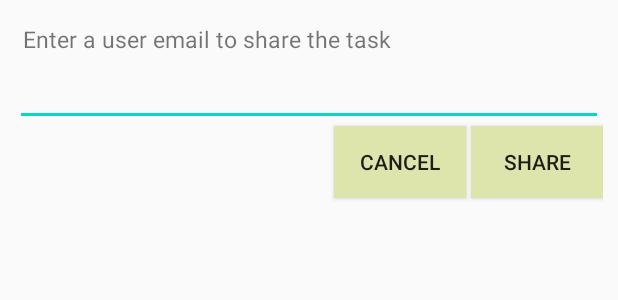
After one commit to sapirmadmon/RemindMe, an Android app: the layout dialog_share_task.xml on its own in the app's theme, with its tools: preview values and no code run, on a phone screen of 412 x 824 dp. The commit adds this screen. Shown: the top 300 px of the screen. Run offline under Robolectric (Android 15) with nearby library versions, the phone set to English and light mode, and no system bars.

Commit message:
Add a task-sharing dialog

```diff
--- a/app/src/main/java/com/example/remindme/MainFragment.java
+++ b/app/src/main/java/com/example/remindme/MainFragment.java
@@ -79,7 +79,6 @@ public class MainFragment extends Fragment {
             }
         });
 
-       // fab = (FloatingActionButton) view.findViewById(R.id.fab);
 
         pageAdapter = new PageAdapter(getParentFragmentManager(), tabLayout.getTabCount());
         viewPager.setAdapter(pageAdapter);
--- /dev/null
+++ b/app/src/main/res/layout/dialog_share_task.xml
@@ -0,0 +1,56 @@
+<?xml version="1.0" encoding="utf-8"?>
+<RelativeLayout xmlns:android="http://schemas.android.com/apk/res/android"
+    android:id="@+id/dialog"
+    android:layout_width="match_parent"
+    android:layout_height="match_parent"
+    android:padding="10dp">
+
+    <TextView
+        android:id="@+id/dialog_title"
+        android:layout_width="match_parent"
+        android:layout_height="wrap_content"
+        android:text="@string/text_enter_email_to_share"
+        android:padding="5dp"
+        android:textSize="15dp"
+        />
+
+    <EditText
+        android:id="@+id/et_email"
+        android:layout_width="match_parent"
+        android:layout_height="wrap_content"
+        android:textSize="15dp"
+        android:layout_below="@id/dialog_title"
+        />
+
+    <TextView
+        android:id="@+id/textView_error"
+        android:layout_width="match_parent"
+        android:layout_height="wrap_content"
+        android:padding="5dp"
+        android:textColor="#FF0000"
+        android:text="error"
+        android:visibility="gone"
+        android:layout_below="@id/et_email"
+        android:textSize="15dp" />
+
+    <Button
+        android:id="@+id/dialog_positive_btn"
+        android:layout_width="wrap_content"
+        android:layout_height="wrap_content"
+        android:text="@string/btn_share_task"
+        android:layout_alignParentRight="true"
+        android:background="#dde5ad"
+        android:layout_below="@id/textView_error"
+        />
+    <Button
+        android:id="@+id/dialog_negative_btn"
+        android:layout_width="wrap_content"
+        android:layout_height="wrap_content"
+        android:text="cancel"
+        android:layout_toLeftOf="@id/dialog_positive_btn"
+        android:background="#dde5ad"
+        android:layout_marginRight="3dp"
+        android:layout_alignBaseline="@id/dialog_positive_btn"
+        />
+
+</RelativeLayout>
--- a/app/src/main/res/values/strings.xml
+++ b/app/src/main/res/values/strings.xml
@@ -27,6 +27,9 @@
     <string name="already_registered_text">Already registered?</string>
     <string name="login_link_text">Login here!</string>
 
+    <string name="text_enter_email_to_share">Enter a user email to share the task</string>
+    <string name="btn_share_task">share</string>
+
     <string name="tab1_private_task">Private tasks</string>
     <string name="tab2_shared_task">Shared tasks</string>
     <string name="description_task">What should you remember?</string>
```
Also changed, not shown: app/src/main/java/com/example/remindme/MyAdapter.java (+86 -0 lines).
